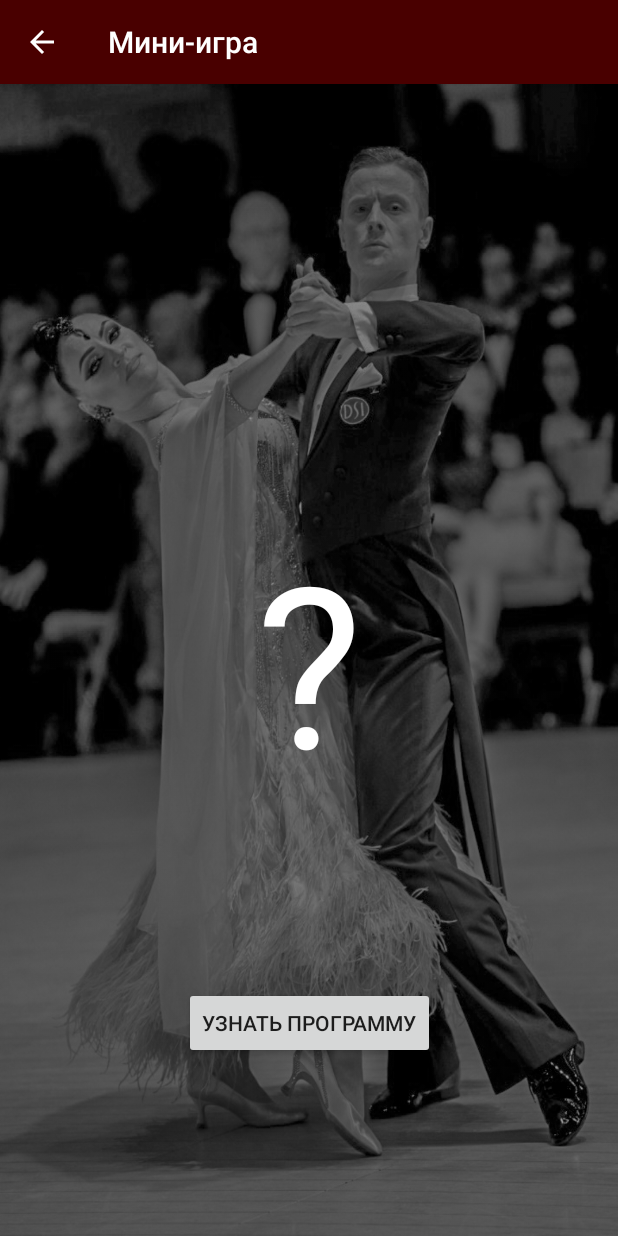
After one commit to george-kolobaev90/RDU-Helper, an Android app: the Randomiser screen opened directly, with no data from a screen before it, on a phone screen of 412 x 824 dp. The commit adds this screen. Run offline under Robolectric (Android 15) with nearby library versions, the phone set to English and light mode, and no system bars.

Commit message:
no message

```diff
--- a/app/src/main/java/com/georgekolobaev/rduhelper/Add.kt
+++ b/app/src/main/java/com/georgekolobaev/rduhelper/Add.kt
@@ -12,7 +12,7 @@ class Add : BaseChildActivity() {
         supportActionBar?.title = getString(R.string.button_text_image_studio)
 
         chursina.setOnClickListener {
-            gotoUrl(it.context, getString(R.string.button_link_chursina))
+            val gotoUrl = gotoUrl(it.context, getString(R.string.button_link_chursina))
         }
 
         academy.setOnClickListener {
--- a/app/src/main/java/com/georgekolobaev/rduhelper/Helper.kt
+++ b/app/src/main/java/com/georgekolobaev/rduhelper/Helper.kt
@@ -11,7 +11,7 @@ class Helper {
     companion object {
 
         fun gotoUrl(context: Context, url: String): Boolean {
-            val address = Uri.parse(url)
+            val address = Uri.parse(url.toString())
             val openLinkIntent = Intent(Intent.ACTION_VIEW, address)
 
             return if (openLinkIntent.resolveActivity(context.packageManager) != null) {
--- /dev/null
+++ b/app/src/main/java/com/georgekolobaev/rduhelper/Randomiser.kt
@@ -0,0 +1,50 @@
+package com.georgekolobaev.rduhelper
+
+import android.animation.Animator
+import android.os.Bundle
+import android.view.animation.Animation
+import android.view.animation.AnticipateOvershootInterpolator
+import kotlinx.android.synthetic.main.activity_randomiser.*
+
+class Randomiser : BaseChildActivity() {
+    override fun onCreate(savedInstanceState: Bundle?) {
+        super.onCreate(savedInstanceState)
+        setContentView(R.layout.activity_randomiser)
+
+        supportActionBar?.title = getString(R.string.button_text_to_random)
+
+        button_randomise.setOnClickListener {
+            rotate()
+        }
+    }
+
+    private fun rotate() {
+        text_randomiser
+            .animate()
+            .setInterpolator(AnticipateOvershootInterpolator())
+            .rotationBy(1080f)
+            .setDuration(3500)
+            .setStartDelay(400)
+            .setListener(object : Animator.AnimatorListener {
+                override fun onAnimationStart(p0: Animator?) {
+                    button_randomise.isEnabled = false
+                    text_randomiser.text = getString(R.string.button_text_randomiser)
+                }
+
+                override fun onAnimationEnd(p0: Animator?) {
+                    button_randomise.isEnabled = true
+
+                    text_randomiser.text = listOf("СТ", "ЛА").random()
+                }
+
+                override fun onAnimationCancel(p0: Animator?) {
+                }
+
+                override fun onAnimationRepeat(p0: Animator?) {
+                }
+
+            })
+            .start()
+    }
+
+}
--- a/app/src/main/res/layout/activity_main.xml
+++ b/app/src/main/res/layout/activity_main.xml
@@ -65,9 +65,9 @@
             android:text="@string/button_text_youtube" />
 
         <Button
-            android:id="@+id/buttonShare"
+            android:id="@+id/buttonToRandomiser"
             style="@style/rtsButton"
-            android:text="@string/button_text_share" />
+            android:text="@string/button_text_to_random" />
 
     </LinearLayout>
 
--- /dev/null
+++ b/app/src/main/res/layout/activity_randomiser.xml
@@ -0,0 +1,33 @@
+<?xml version="1.0" encoding="utf-8"?>
+<androidx.constraintlayout.widget.ConstraintLayout xmlns:android="http://schemas.android.com/apk/res/android"
+    xmlns:app="http://schemas.android.com/apk/res-auto"
+    xmlns:tools="http://schemas.android.com/tools"
+    android:layout_width="match_parent"
+    android:layout_height="match_parent"
+    tools:context=".Randomiser"
+    android:background="@drawable/zelyanyn"
+    >
+
+    <TextView
+        android:id="@+id/text_randomiser"
+        android:layout_width="wrap_content"
+        android:layout_height="wrap_content"
+        android:text="@string/button_text_randomiser"
+        android:textSize="150sp"
+        android:textColor="@android:color/background_light"
+        app:layout_constraintBottom_toBottomOf="parent"
+        app:layout_constraintTop_toTopOf="parent"
+        app:layout_constraintStart_toStartOf="parent"
+        app:layout_constraintEnd_toEndOf="parent" />
+
+    <Button
+        android:id="@+id/button_randomise"
+        android:layout_width="wrap_content"
+        android:layout_height="wrap_content"
+        android:text="@string/button_text_start_randomiser"
+        app:layout_constraintBottom_toBottomOf="parent"
+        app:layout_constraintTop_toBottomOf="@+id/text_randomiser"
+        app:layout_constraintStart_toStartOf="parent"
+        app:layout_constraintEnd_toEndOf="parent" />
+
+</androidx.constraintlayout.widget.ConstraintLayout>
--- a/app/src/main/res/values/strings.xml
+++ b/app/src/main/res/values/strings.xml
@@ -44,11 +44,15 @@
     <string name="button_text_marius_mutin">Marius Mutin</string>
     <string name="button_text_share">Поделиться этим приложением</string>
     <string name="button_text_otzyv">Оставить отзыв</string>
-    <string name="button_text_">DanceFile Translation</string>
+    <string name="button_text_dancefile_translations">DanceFile Translation</string>
+    <string name="button_text_to_random">Мини-игра</string>
+    <string name="button_text_randomiser">?</string>
+    <string name="button_text_start_randomiser">Узнать программу</string>
+    <string name="button_text_feedback">Оставить отзыв</string>
 
 
     <string name="button_link_QuickDancePhoto_instagram">https://www.instagram.com/quickdancephoto/</string>
-    <string name="button_link_app">https://yadi.sk/d/1bM389OqJG88vw</string>
+    <string name="button_link_app">https://play.google.com/store/apps/details?id=com.georgekolobaev.rduhelper&amp;hl=ru&amp;gl=US</string>
     <string name="button_link_QuickDancePhoto_site">https://quickdancephoto.ru</string>
     <string name="button_link_QuickDancePhoto_youtube">https://www.youtube.com/channel/UCp1LZPXp-k15r95cgo2UXg</string>
     <string name="button_link_dancesport_youtube">https://www.youtube.com/user/DanceSportRu</string>
--- a/build.gradle
+++ b/build.gradle
@@ -6,7 +6,7 @@ buildscript {
         jcenter()
     }
     dependencies {
-        classpath "com.android.tools.build:gradle:4.0.1"
+        classpath 'com.android.tools.build:gradle:4.1.0'
         classpath "org.jetbrains.kotlin:kotlin-gradle-plugin:$kotlin_version"
 
         // NOTE: Do not place your application dependencies here; they belong
```
Also changed, not shown: app/src/main/AndroidManifest.xml (+10 -9 lines), app/src/main/java/com/georgekolobaev/rduhelper/Federations.kt (added, +14 -0 lines), app/src/main/java/com/georgekolobaev/rduhelper/HelpfulLinks.kt (+3 -6 lines), app/src/main/java/com/georgekolobaev/rduhelper/HelpfulLinks1.kt (deleted, +0 -11 lines), app/src/main/java/com/georgekolobaev/rduhelper/MainActivity.kt (+45 -54 lines), app/src/main/res/menu/menu.xml (deleted, +0 -10 lines), app/src/main/res/menu/menu_funcs.xml (added, +10 -0 lines), gradle/wrapper/gradle-wrapper.properties.
